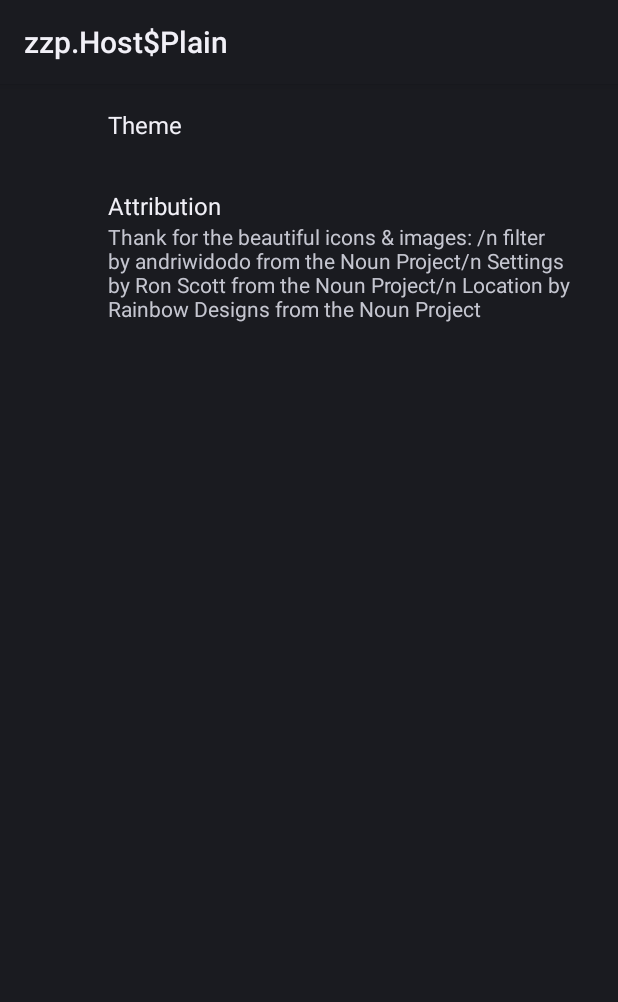
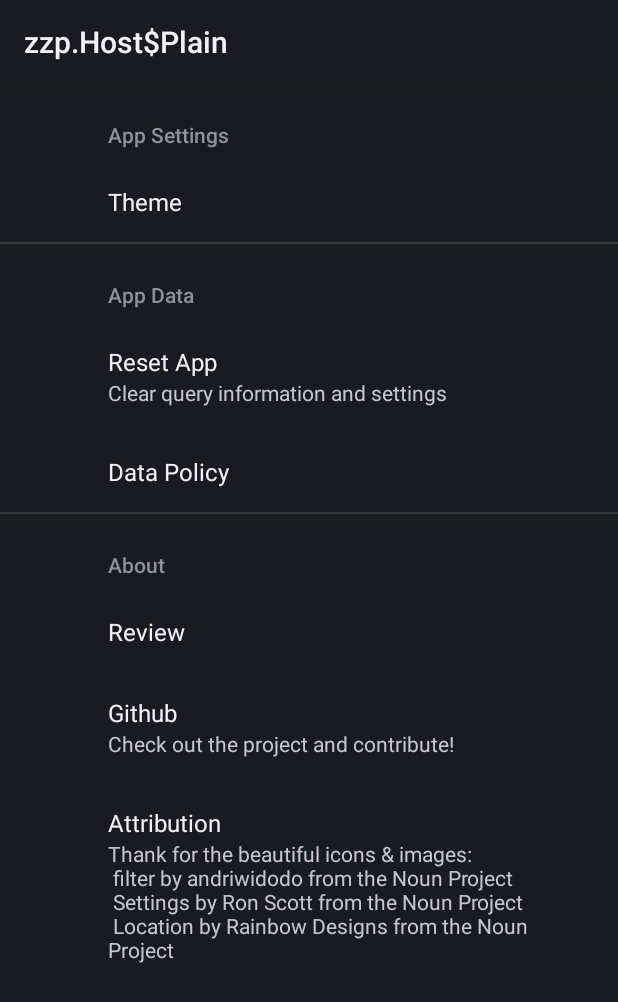
Before and after one commit to slai47/cm_arms, an Android app: the fragment SettingsFragment shown on its own in the app's theme, on a phone screen of 412 x 824 dp. Shown: the top 1002 px of the screen. Run offline under Robolectric (Android 15) with nearby library versions, the phone set to English and light mode, and no system bars; our stand-ins replace androidx.preference; 1 statement that could not run was skipped.

Commit message:
Work on settings page, fixing theme switching

```diff
--- a/base/src/main/java/com/slai/cmarms/Utils.kt
+++ b/base/src/main/java/com/slai/cmarms/Utils.kt
@@ -12,11 +12,11 @@ class Utils {
 
         fun getDayNightMode(context : Context) : DayNightMode{
             val prefs = context.getSharedPreferences(PREFERENCE_FIELD, Context.MODE_PRIVATE)
-            return DayNightMode.valueOf(prefs.getString("dayNight", "AUTO")!!)
+            return DayNightMode.valueOf(prefs.getString("theme", "AUTO")!!)
         }
 
         fun setDayNightMode(context: Context, mode : DayNightMode) {
-            context.getSharedPreferences(PREFERENCE_FIELD, Context.MODE_PRIVATE).edit().putString("dayNight", mode.name).apply()
+            context.getSharedPreferences(PREFERENCE_FIELD, Context.MODE_PRIVATE).edit().putString("theme", mode.name).apply()
         }
     }
 
--- a/feed/src/main/java/com/slai/cmarms/MainActivity.kt
+++ b/feed/src/main/java/com/slai/cmarms/MainActivity.kt
@@ -9,7 +9,7 @@ class MainActivity : AppCompatActivity() {
 
     override fun onCreate(savedInstanceState: Bundle?) {
         super.onCreate(savedInstanceState)
-        setDayNightMode()
+        setupDayNightMode()
 
         setContentView(R.layout.activity_main)
 
@@ -18,7 +18,7 @@ class MainActivity : AppCompatActivity() {
             supportFragmentManager.beginTransaction().add(R.id.container, NavigationFragment()).commit()
     }
 
-    fun setDayNightMode() {
+    fun setupDayNightMode() {
         val mode = Utils.getDayNightMode(application)
         var delegateMode = AppCompatDelegate.MODE_NIGHT_AUTO
         when (mode) {
--- a/feed/src/main/java/com/slai/cmarms/SettingsFragment.kt
+++ b/feed/src/main/java/com/slai/cmarms/SettingsFragment.kt
@@ -1,13 +1,24 @@
 package com.slai.cmarms
 
 import android.content.Context
+import android.content.Intent
 import android.os.Bundle
 import android.util.Log
+import androidx.lifecycle.ViewModelProviders
 import androidx.preference.ListPreference
 import androidx.preference.Preference
 import androidx.preference.PreferenceFragmentCompat
+import androidx.preference.PreferenceScreen
+import com.google.android.material.snackbar.Snackbar
+import com.slai.cmarms.viewmodel.CmarmsViewModel
+import kotlinx.android.synthetic.main.fragment_nav.*
+import kotlinx.coroutines.Dispatchers
+import kotlinx.coroutines.GlobalScope
+import kotlinx.coroutines.launch
 
 class SettingsFragment : PreferenceFragmentCompat() {
+
+    val viewModel by lazy { ViewModelProviders.of(activity!!).get(CmarmsViewModel::class.java)}
 
     override fun onCreatePreferences(savedInstanceState: Bundle?, rootKey: String?) {
         setPreferencesFromResource(R.xml.preferences, rootKey)
@@ -15,21 +26,31 @@ class SettingsFragment : PreferenceFragmentCompat() {
 
     override fun onResume() {
         super.onResume()
-        val dayNightPref = findPreference<ListPreference>("dayNight")
+        Log.d(SettingsFragment::class.java.simpleName, "${Utils.getDayNightMode(context!!)}")
+        val dayNightPref = findPreference<ListPreference>("theme")
         dayNightPref.setOnPreferenceChangeListener { preference, newValue ->
+            val current = Utils.getDayNightMode(context!!)
             Log.d(SettingsFragment::class.java.simpleName, "$newValue")
-            (activity as MainActivity).setDayNightMode()
-            false
+            val dayNightMode = Utils.DayNightMode.valueOf(newValue as String)
+            Utils.setDayNightMode(context!!, dayNightMode)
+            if(current != dayNightMode) {
+                val intent = Intent(activity, MainActivity::class.java)
+                startActivity(intent)
+                activity?.finish()
+            }
+            true
+        }
+        dayNightPref.summaryProvider = ListPreference.SimpleSummaryProvider.getInstance()
 
+        val reset = findPreference<PreferenceScreen>("reset")
+        reset.setOnPreferenceClickListener {
+            viewModel.clearPosts()
+            GlobalScope.launch(Dispatchers.IO) {
+                viewModel.reset(context!!)
+                Snackbar.make(nav_container.getChildAt(0), "Reset Query and Posts", Snackbar.LENGTH_SHORT).show()
+            }
+            true
         }
-        val summaryProvider = Preference.SummaryProvider<ListPreference> {
-            when(it.value){
-                "DAY" -> "Day"
-                "NIGHT" -> "Night"
-                else -> "Auto"
-            }
-        }
-        dayNightPref.summaryProvider = summaryProvider
     }
 
 
--- a/feed/src/main/res/values/strings.xml
+++ b/feed/src/main/res/values/strings.xml
@@ -3,10 +3,10 @@
     <string name="title_search">Search</string>
     <string name="title_settings">Settings</string>
 
-    <string name="attribution"> Thank for the beautiful icons &amp; images: /n
-        filter by andriwidodo from the Noun Project/n
-        Settings by Ron Scott from the Noun Project/n
-        Location by Rainbow Designs from the Noun Project
+    <string name="attribution"> Thank for the beautiful icons &amp; images: \n
+        filter by andriwidodo from the Noun Project\n
+        Settings by Ron Scott from the Noun Project\n
+        Location by Rainbow Designs from the Noun Project\n
     </string>
     <string name="search_keyword">Search Keyword</string>
     <string name="location">Location</string>
@@ -26,6 +26,16 @@
     <string name="offer">Offer</string>
     <string name="question_location">Use your location to fill in your location?</string>
     <string name="yes">Yes</string>
+    <string name="settings_theme">Theme</string>
+    <string name="settings_reset">Reset App</string>
+    <string name="attribution_title">Attribution</string>
+    <string name="data_policy_title">Data Policy</string>
+    <string name="app_data_title">App Data</string>
+    <string name="app_settings_title">App Settings</string>
+    <string name="about_title">About</string>
+    <string name="settings_github">Github</string>
+    <string name="settings_review">Review</string>
+    <string name="settings_github_summary">Check out the project and contribute!</string>
 
     <string-array name="themes">
         <item>Auto</item>
--- a/feed/src/main/res/xml/preferences.xml
+++ b/feed/src/main/res/xml/preferences.xml
@@ -1,13 +1,57 @@
 <?xml version="1.0" encoding="utf-8"?>
 <PreferenceScreen xmlns:android="http://schemas.android.com/apk/res/android">
 
-    <ListPreference android:title="Theme"
-                    android:entryValues="@array/theme_values"
-                    android:entries="@array/themes"
-                    android:key="dayNight"
-                    android:defaultValue="AUTO"
-                    />
+    <PreferenceCategory
+            android:title="@string/app_settings_title">
 
-    <Preference android:title="Attribution"
-                android:summary="@string/attribution"/>
+        <ListPreference android:title="@string/settings_theme"
+                        android:entryValues="@array/theme_values"
+                        android:entries="@array/themes"
+                        android:key="theme"
+                        android:defaultValue="AUTO"
+                        />
+    </PreferenceCategory>
+
+    <PreferenceCategory
+            android:title="@string/app_data_title">
+        <PreferenceScreen android:key="reset"
+                          android:title="@string/settings_reset"
+                          android:summary="Clear query information and settings"/>
+
+        <PreferenceScreen
+            android:title="@string/data_policy_title"
+            android:summary=""/>
+
+    </PreferenceCategory>
+
+    <PreferenceCategory
+        android:title="@string/about_title">
+
+        <PreferenceScreen
+                android:key="review"
+                android:title="@string/settings_review"
+                android:summary=""
+        >
+            <intent
+                    android:action="android.intent.action.VIEW"
+                    android:data="http://play.google.com/store/apps/details?id=com.slai.cmarms"
+            />
+        </PreferenceScreen>
+
+        <PreferenceScreen
+            android:key="github"
+            android:title="@string/settings_github"
+            android:summary="@string/settings_github_summary"
+            >
+            <intent
+                    android:action="android.intent.action.VIEW"
+                    android:data="https://github.com/slai47/cm_arms"
+            />
+        </PreferenceScreen>
+
+
+
+        <Preference android:title="@string/attribution_title"
+                    android:summary="@string/attribution"/>
+    </PreferenceCategory>
 </PreferenceScreen>
```
Also changed, not shown: feed/src/main/java/com/slai/cmarms/FilterFragment.kt (+11 -8 lines), 1 other file.
